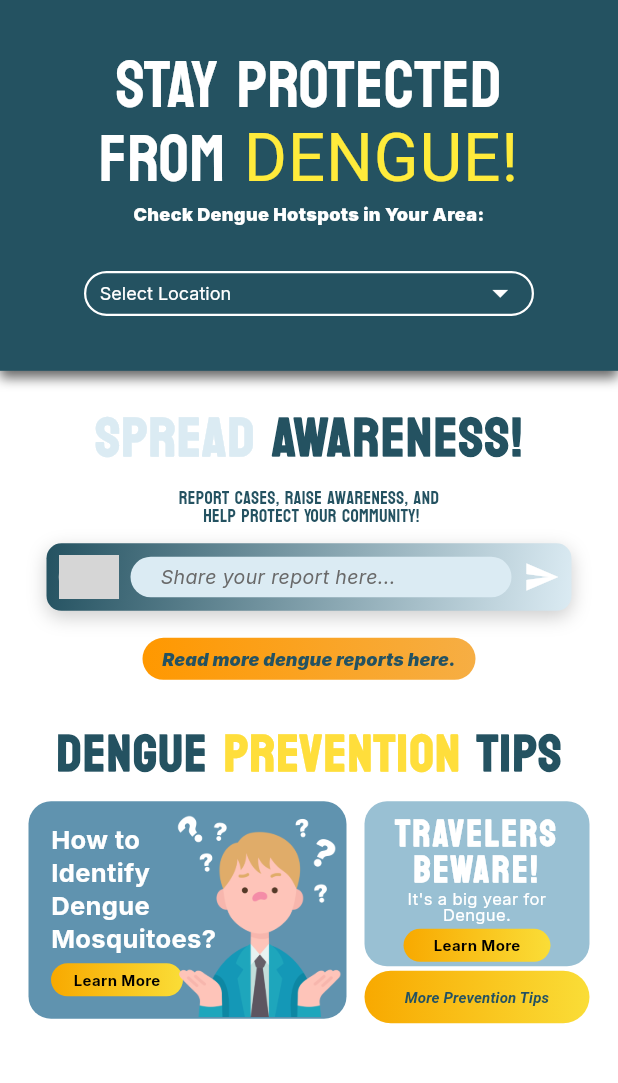
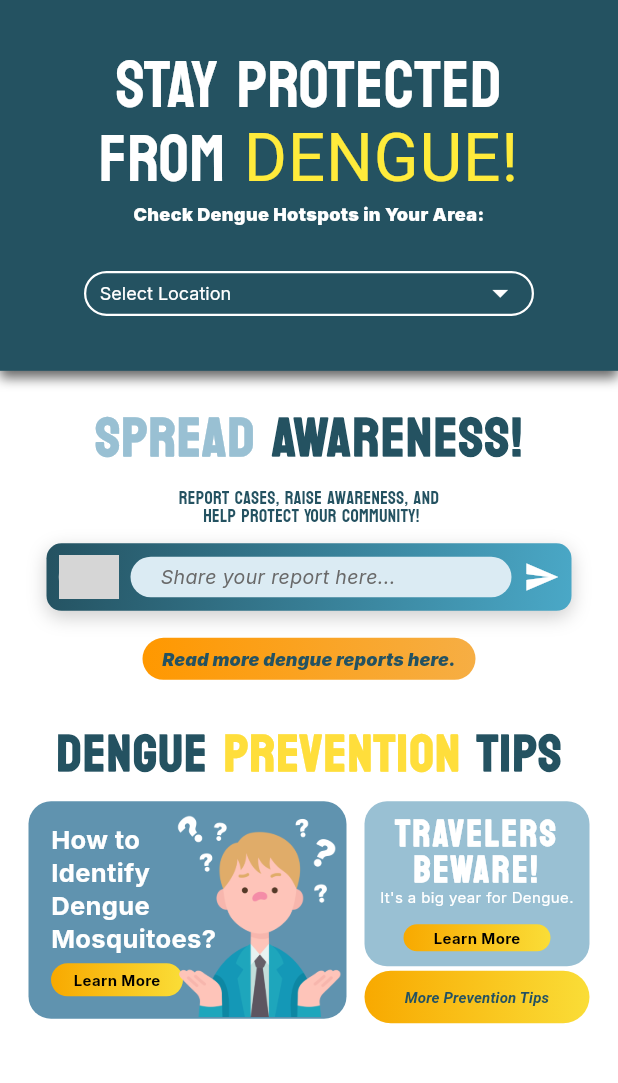
Before and after one commit to neomdavid/buzzmap, a Flutter app: the screen it shows after launch, on a phone screen of 412 x 824 dp, the part 84-1167 px from its top. Run offline on Flutter 3.47's test engine with Material 3 defaults, Android fonts, the phone set to English and light mode, and no system bars; our stand-ins replace flutter_svg; grey boxes are pictures that could not be loaded.

Commit message:
Minor Adjustments - Tyrel

```diff
--- a/lib/pages/home_screen.dart
+++ b/lib/pages/home_screen.dart
@@ -1,5 +1,4 @@
 import 'package:flutter/material.dart';
-
 import 'package:buzzmap/widgets/appbar/custom_app_bar.dart';
 import 'package:flutter_svg/flutter_svg.dart';
 
@@ -28,12 +27,12 @@ class HomeScreen extends StatelessWidget {
             height: MediaQuery.of(context).size.height * 0.30,
             child: Container(
               decoration: BoxDecoration(
-                color: colorScheme.primary, // Background color
+                color: colorScheme.primary,
                 boxShadow: [
                   BoxShadow(
-                    color: Colors.black.withOpacity(0.6), // Shadow color
-                    blurRadius: 6, // Blur radius
-                    offset: const Offset(0, 5), // Shadow offset (x, y)
+                    color: Colors.black.withOpacity(0.6),
+                    blurRadius: 6,
+                    offset: const Offset(0, 5),
                   ),
                 ],
               ),
@@ -99,7 +98,7 @@ class HomeScreen extends StatelessWidget {
                             text: 'SPREAD ',
                             style: TextStyle(
                               fontFamily: 'Koulen',
-                              color: colorScheme.surface,
+                              color: Color.fromRGBO(153, 192, 211, 1),
                               fontSize: 37,
                               fontWeight: FontWeight.w900,
                               letterSpacing: 1.2,
@@ -126,8 +125,7 @@ class HomeScreen extends StatelessWidget {
                           fontFamily: 'Koulen',
                           height: 1),
                     ),
-                    _buildAwarenessSection(
-                        colorScheme), // Removed extra spacing
+                    _buildAwarenessSection(colorScheme),
                     RichText(
                       text: TextSpan(
                         children: [
@@ -137,8 +135,7 @@ class HomeScreen extends StatelessWidget {
                               fontSize: 35,
                               fontWeight: FontWeight.bold,
                               letterSpacing: 1.2,
-                              color: colorScheme
-                                  .primary, // Use primary color for "DENGUE"
+                              color: colorScheme.primary,
                               fontFamily: 'Koulen',
                             ),
                           ),
@@ -148,8 +145,7 @@ class HomeScreen extends StatelessWidget {
                               fontSize: 35,
                               fontWeight: FontWeight.bold,
                               letterSpacing: 1.2,
-                              color: const Color.fromARGB(255, 255, 222,
-                                  59), // Use yellow for "PREVENTION"
+                              color: const Color.fromARGB(255, 255, 222, 59),
                               fontFamily: 'Koulen',
                             ),
                           ),
@@ -159,15 +155,13 @@ class HomeScreen extends StatelessWidget {
                               fontSize: 35,
                               fontWeight: FontWeight.bold,
                               letterSpacing: 1.2,
-                              color: colorScheme
-                                  .primary, // Use primary color for "TIPS"
+                              color: colorScheme.primary,
                               fontFamily: 'Koulen',
                             ),
                           ),
                         ],
                       ),
                     ),
-
                     _buildPreventionCards(colorScheme),
                   ],
                 ),
@@ -184,7 +178,7 @@ class HomeScreen extends StatelessWidget {
       children: [
         Row(
           mainAxisAlignment: MainAxisAlignment.center,
-          crossAxisAlignment: CrossAxisAlignment.start, // Align to the top
+          crossAxisAlignment: CrossAxisAlignment.start,
           children: [
             _buildCard(
               colorScheme,
@@ -201,31 +195,28 @@ class HomeScreen extends StatelessWidget {
                   'TRAVELERS BEWARE!',
                   "It's a big year for Dengue.",
                   width: 150,
-                  height: 110, // Adjusted to align with the bigger card
+                  height: 110,
                 ),
-                const SizedBox(
-                    height: 3), // Small spacing between card and button
+                const SizedBox(height: 3),
                 Container(
                   height: 35,
                   width: 150,
                   decoration: BoxDecoration(
                     gradient: LinearGradient(
                       colors: [
-                        Color.fromRGBO(248, 169, 0, 1), // Left color
-                        Color.fromRGBO(250, 221, 55, 1), // Right color
+                        Color.fromRGBO(248, 169, 0, 1),
+                        Color.fromRGBO(250, 221, 55, 1),
                       ],
                       begin: Alignment.centerLeft,
                       end: Alignment.centerRight,
                     ),
-                    borderRadius:
-                        BorderRadius.circular(30), // Match button shape
+                    borderRadius: BorderRadius.circular(30),
                   ),
                   child: ElevatedButton(
                     onPressed: () {},
                     style: ElevatedButton.styleFrom(
-                      backgroundColor:
-                          Colors.transparent, // Transparent to show gradient
-                      shadowColor: Colors.transparent, // Remove shadow
+                      backgroundColor: Colors.transparent,
+                      shadowColor: Colors.transparent,
                       shape: RoundedRectangleBorder(
                         borderRadius: BorderRadius.circular(30),
                       ),
@@ -256,9 +247,8 @@ class HomeScreen extends StatelessWidget {
       width: width,
       height: height,
       child: Stack(
-        clipBehavior: Clip.none, // Allow image to overflow the card
+        clipBehavior: Clip.none,
         children: [
-          // Background Card
           Container(
             padding: const EdgeInsets.all(15),
             decoration: BoxDecoration(
@@ -269,7 +259,6 @@ class HomeScreen extends StatelessWidget {
               mainAxisAlignment: MainAxisAlignment.start,
               crossAxisAlignment: CrossAxisAlignment.center,
               children: [
-                // Left side (Text and Button)
                 Expanded(
                   child: Column(
                     mainAxisAlignment: MainAxisAlignment.center,
@@ -285,9 +274,6 @@ class HomeScreen extends StatelessWidget {
                             height: 1.3),
                       ),
                       const SizedBox(height: 5),
-
-                      // Gradient Button
-                      // Gradient Button Wrapper
                       Container(
                         decoration: BoxDecoration(
                           borderRadius: BorderRadius.circular(15),
@@ -301,15 +287,13 @@ class HomeScreen extends StatelessWidget {
                           ),
                         ),
                         child: Material(
-                          color: Colors
-                              .transparent, // Transparent to show gradient
+                          color: Colors.transparent,
                           child: InkWell(
                             borderRadius: BorderRadius.circular(30),
-                            onTap: () {}, // Button action
+                            onTap: () {},
                             child: Padding(
                               padding: const EdgeInsets.symmetric(
-                                  horizontal: 15,
-                                  vertical: 4), // Modify vertical size freely
+                                  horizontal: 15, vertical: 4),
                               child: const Text(
                                 'Learn More',
                                 style: TextStyle(
@@ -328,16 +312,14 @@ class HomeScreen extends StatelessWidget {
               ],
             ),
           ),
-
-          // Overlapping Image
           Positioned(
-            right: -15, // Move image slightly outside the card
+            right: -15,
             top: -1,
             child: SizedBox(
               width: 140,
               height: 150,
               child: OverflowBox(
-                maxWidth: 140, // Allow it to extend beyond card
+                maxWidth: 140,
                 maxHeight: 180,
                 child: Image.asset(imagePath, fit: BoxFit.contain),
               ),
@@ -381,7 +363,7 @@ class HomeScreen extends StatelessWidget {
                   subtitle,
                   textAlign: TextAlign.center,
                   style: const TextStyle(
-                    fontSize: 11,
+                    fontSize: 10,
                     color: Colors.white,
                     height: 1,
                   ),
@@ -402,14 +384,13 @@ class HomeScreen extends StatelessWidget {
                 ),
               ),
               child: Material(
-                color: Colors.transparent, // Transparent to show gradient
+                color: Colors.transparent,
                 child: InkWell(
                   borderRadius: BorderRadius.circular(30),
-                  onTap: () {}, // Button action
+                  onTap: () {},
                   child: Padding(
-                    padding: const EdgeInsets.symmetric(
-                        horizontal: 20,
-                        vertical: 4), // Modify vertical size freely
+                    padding:
+                        const EdgeInsets.symmetric(horizontal: 20, vertical: 2),
                     child: const Text(
                       'Learn More',
                       style: TextStyle(
@@ -440,8 +421,8 @@ class HomeScreen extends StatelessWidget {
     return Padding(
       padding: const EdgeInsets.symmetric(vertical: 15, horizontal: 56.0),
       child: SizedBox(
-        width: 300, // Set a fixed width for the button (adjust as needed)
-        height: 30, // Set a fixed height for the button (adjust as needed)
+        width: 300,
+        height: 30,
         child: Container(
           padding: const EdgeInsets.symmetric(horizontal: 9, vertical: 0),
           decoration: BoxDecoration(
@@ -497,14 +478,16 @@ class HomeScreen extends StatelessWidget {
     return Column(
       children: [
         const SizedBox(height: 12),
-        // Wrap the button Container in a SizedBox or ConstrainedBox
         SizedBox(
           height: 45,
-          width: 350, // Set a fixed width for the button (adjust as needed)
+          width: 350,
           child: Container(
             decoration: BoxDecoration(
               gradient: LinearGradient(
-                colors: [colorScheme.primary, colorScheme.surface],
+                colors: [
+                  Color.fromRGBO(36, 82, 97, 1),
+                  Color.fromRGBO(74, 168, 199, 1),
+                ],
                 begin: Alignment.topLeft,
                 end: Alignment.bottomRight,
               ),
@@ -520,19 +503,16 @@ class HomeScreen extends StatelessWidget {
             padding: const EdgeInsets.symmetric(horizontal: 8, vertical: 8),
             child: Row(
               children: [
-                // Left Side: Asset Image (as before)
                 Container(
                   child: ClipOval(
                     child: SvgPicture.asset(
-                      'assets/icons/Person.svg', // Replace with the path to your SVG file
-                      width: 40, // Set the exact width
-                      height:
-                          40, // Replace with the path to your local image asset
-                      fit: BoxFit.cover, // Adjust the fit as needed
+                      'assets/icons/Person.svg',
+                      width: 40,
+                      height: 40,
+                      fit: BoxFit.cover,
                       errorBuilder: (context, error, stackTrace) {
                         return const Icon(
-                          Icons
-                              .person, // Fallback icon if the image fails to load
+                          Icons.person,
                           color: Colors.white,
                         );
                       },
@@ -540,7 +520,7 @@ class HomeScreen extends StatelessWidget {
                   ),
                 ),
                 const SizedBox(width: 8),
-                // Middle: Text Container
+                // Middle | Share your report Container
                 Expanded(
                   child: Container(
                     padding:
@@ -561,55 +541,48 @@ class HomeScreen extends StatelessWidget {
                   ),
                 ),
                 const SizedBox(width: 8),
-                // Right Side: Flutter Icon (Send Button) - No Box Shape
                 Icon(
-                  Icons.send, // Flutter send icon
-                  color: Colors.white, // White icon color
-                  size: 24, // Adjust size as needed
+                  Icons.send,
+                  color: Colors.white,
+                  size: 24,
                 ),
               ],
             ),
           ),
         ),
-
         const SizedBox(height: 12),
         SizedBox(
-          width: 250, // Set a fixed width for the button (adjust as needed)
-          height: 40, // Set a fixed height for the button (adjust as needed)
+          width: 250,
+          height: 40,
           child: ElevatedButton(
-            onPressed: () {
-              // Handle button press
-            },
+            onPressed: () {},
             style: ElevatedButton.styleFrom(
-              foregroundColor: Colors.white, // Text color
-              padding: const EdgeInsets.symmetric(
-                  horizontal: 14, vertical: 6), // Button padding
+              foregroundColor: Colors.white,
+              padding: const EdgeInsets.symmetric(horizontal: 14, vertical: 6),
               shape: RoundedRectangleBorder(
-                borderRadius: BorderRadius.circular(30), // Rounded corners
+                borderRadius: BorderRadius.circular(30),
               ),
-              backgroundColor:
-                  Colors.transparent, // Make button background transparent
-              shadowColor: Colors.transparent, // Remove shadow
+              backgroundColor: Colors.transparent,
+              shadowColor: Colors.transparent,
             ),
             child: Ink(
               decoration: BoxDecoration(
                 gradient: LinearGradient(
                   colors: [
-                    Colors.orange, // Start color
-                    const Color.fromARGB(255, 246, 174, 68), // End color
+                    Colors.orange,
+                    const Color.fromARGB(255, 246, 174, 68),
                   ],
-                  begin: Alignment.centerLeft, // Gradient starts from the left
-                  end: Alignment.centerRight, // Gradient ends at the right
+                  begin: Alignment.centerLeft,
+                  end: Alignment.centerRight,
                 ),
-                borderRadius:
-                    BorderRadius.circular(30), // Match button's border radius
+                borderRadius: BorderRadius.circular(30),
               ),
               child: Container(
                 alignment: Alignment.center,
                 child: _buildText(
                   'Read more dengue reports here.',
                   style: TextStyle(
-                    color: colorScheme.primary, // Ensure text is white
+                    color: colorScheme.primary,
                     fontWeight: FontWeight.w900,
                     fontStyle: FontStyle.italic,
                     fontSize: 12,
--- a/lib/pages/menu_screen.dart
+++ b/lib/pages/menu_screen.dart
@@ -44,8 +44,7 @@ class MenuScreen extends StatelessWidget {
             _buildMenuButton(context, 'Mapping', '/mapping', theme),
             _buildMenuButton(context, 'Community', '/community', theme),
             _buildMenuButton(context, 'Prevention', '/prevention', theme),
-            _buildMenuButton(context, 'About', '/about',
-                theme), // Added About page in the menu
+            _buildMenuButton(context, 'About', '/about', theme),
           ],
         ),
       ),
@@ -60,7 +59,6 @@ class MenuScreen extends StatelessWidget {
       onPressed: () {
         Navigator.pop(context);
         if (!isActive) {
-          // Ensure Home goes to '/home' instead of '/'
           Navigator.pushNamed(context, route == '/' ? '/home' : route);
         }
       },
@@ -78,5 +76,3 @@ class MenuScreen extends StatelessWidget {
     );
   }
 }
-
-// About page route is now in the menu! 🚀
--- a/lib/pages/notification_screen.dart
+++ b/lib/pages/notification_screen.dart
@@ -36,8 +36,7 @@ class NotificationScreen extends StatelessWidget {
                   fontSize: 14, fontWeight: FontWeight.bold, color: textColor),
             ),
             const Divider(color: Color.fromRGBO(36, 82, 97, 1), thickness: 1),
-            const SizedBox(height: 10), // Spacer
-
+            const SizedBox(height: 10),
             Text(
               "This Week",
               style: TextStyle(
```
Also changed, not shown: lib/pages/about_screen.dart (+19 -36 lines), lib/pages/location_details_screen.dart (+6 -7 lines), lib/pages/mapping_screen.dart (+5 -5 lines), lib/pages/splash_screen.dart (+3 -5 lines), pubspec.lock, 125 other files.
